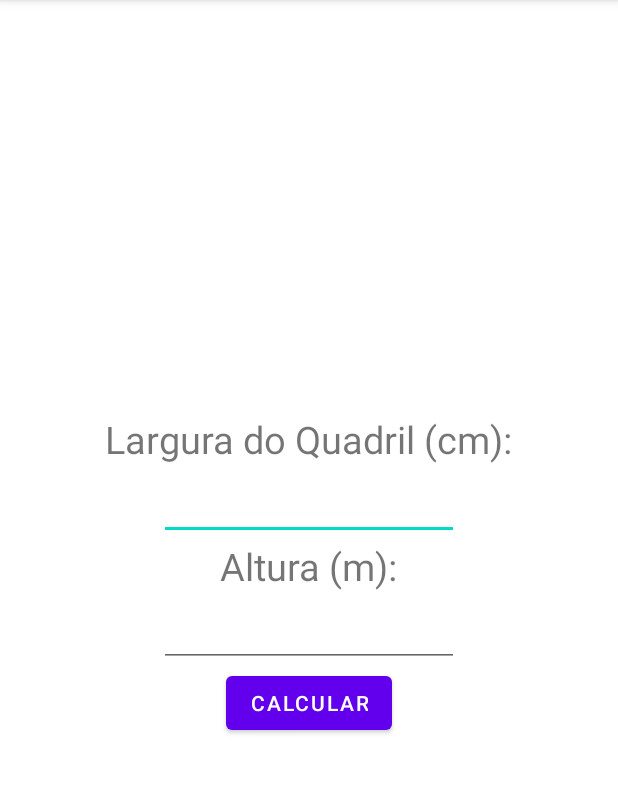
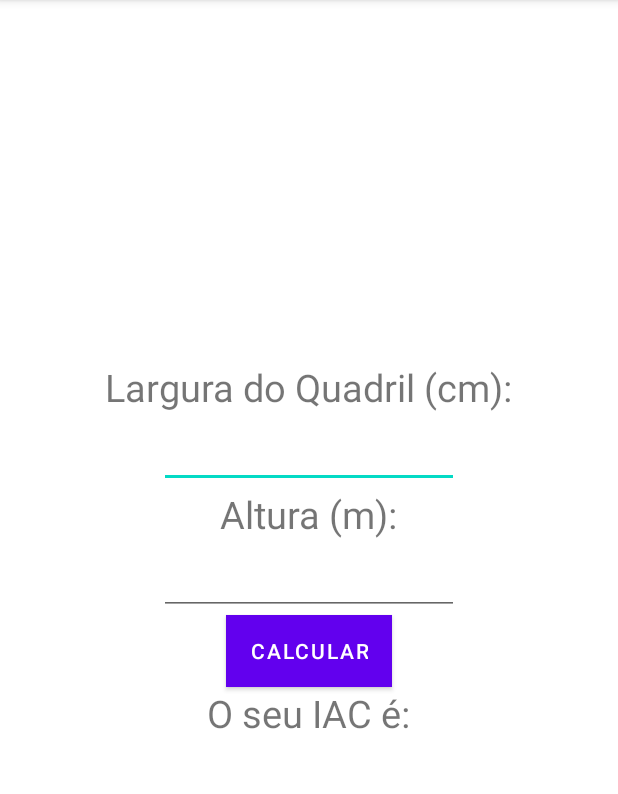
Before and after one commit to Marcelo-Stern/RascunhoIAC, an Android app: the screen it shows after launch (MainActivity), after a tap on "CALCULAR", on a phone screen of 412 x 824 dp, the part 84-878 px from its top. Run offline under Robolectric (Android 15) with nearby library versions, the phone set to English and light mode, and no system bars; our stand-ins replace Firebase (no records; nobody signed in at launch, a user with empty details on screens opened directly).

Commit message:
Inserção de Dados no Banco

```diff
--- a/app/src/main/java/com/example/iaccalc/MainActivity.kt
+++ b/app/src/main/java/com/example/iaccalc/MainActivity.kt
@@ -4,11 +4,14 @@ import android.content.ContentValues.TAG
 import androidx.appcompat.app.AppCompatActivity
 import android.os.Bundle
 import android.util.Log
+import android.view.View
 import android.widget.Button
 import android.widget.EditText
+import android.widget.TextView
 import android.widget.Toast
 import com.google.firebase.firestore.ktx.firestore
 import com.google.firebase.ktx.Firebase
+import kotlin.math.sqrt
 
 class MainActivity : AppCompatActivity() {
     override fun onCreate(savedInstanceState: Bundle?) {
@@ -18,6 +21,7 @@ class MainActivity : AppCompatActivity() {
         val quad: EditText = findViewById(R.id.edtQuadril)
         val alt: EditText = findViewById(R.id.edtAltura)
         val btCalc: Button = findViewById(R.id.btnCalc)
+        val lblResult: TextView = findViewById(R.id.result)
 
         val db = Firebase.firestore
 
@@ -28,7 +32,7 @@ class MainActivity : AppCompatActivity() {
             val quad = inputQuad.toDouble()
             val alt = inputAlt.toDouble()
 
-            val resultIAC = quad / (alt * kotlin.math.sqrt(alt)) - 18
+            val resultIAC = quad / (alt * sqrt(alt)) - 18
             return resultIAC
         }
 
@@ -38,7 +42,7 @@ class MainActivity : AppCompatActivity() {
                 return
             }else{
                 val resultado = iac()
-                Toast.makeText(this, "O seu Índice de Adiposidade Corporal é: $resultado", Toast.LENGTH_SHORT).show()
+                lblResult.text = "$resultado"
                 return
             }
         }
@@ -49,7 +53,7 @@ class MainActivity : AppCompatActivity() {
             val calculaIAC = hashMapOf(
                 "circunferenciaQuadril" to quad.text.toString(),
                 "altura" to alt.text.toString(),
-                "resultado" to calcIAC().toString()
+                "resultado" to lblResult.text.toString()
             )
 
             // Add a new document with a generated ID
--- a/app/src/main/res/layout/activity_main.xml
+++ b/app/src/main/res/layout/activity_main.xml
@@ -44,6 +44,24 @@
         android:layout_width="wrap_content"
         android:layout_height="match_parent"
         android:layout_gravity="center_horizontal"
-        android:text="@string/lblCalc"/>
+        android:backgroud_color="@color/black"
+        android:background="@color/black"
+        android:text="@string/lblCalc" />
+
+    <TextView
+        android:id="@+id/txtResult"
+        android:layout_width="wrap_content"
+        android:layout_height="wrap_content"
+        android:text="@string/lblResult"
+        android:layout_gravity="center_horizontal"
+        android:textSize="25dp" />
+
+    <TextView
+        android:id="@+id/result"
+        android:layout_width="wrap_content"
+        android:layout_height="wrap_content"
+        android:text=""
+        android:layout_gravity="center_horizontal"
+        android:textSize="25dp" />
 
 </LinearLayout>
```
